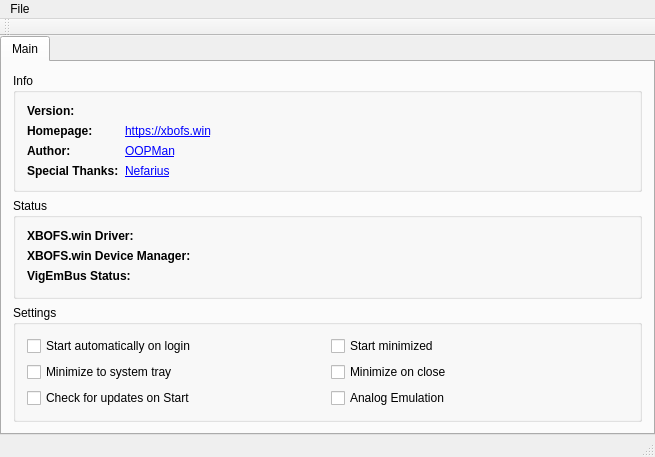
First picture: the form in XBOFS.win.qt5/XBOFSWinQT5GUI.ui, repository OOPMan/XBOFS.win, before the edit.
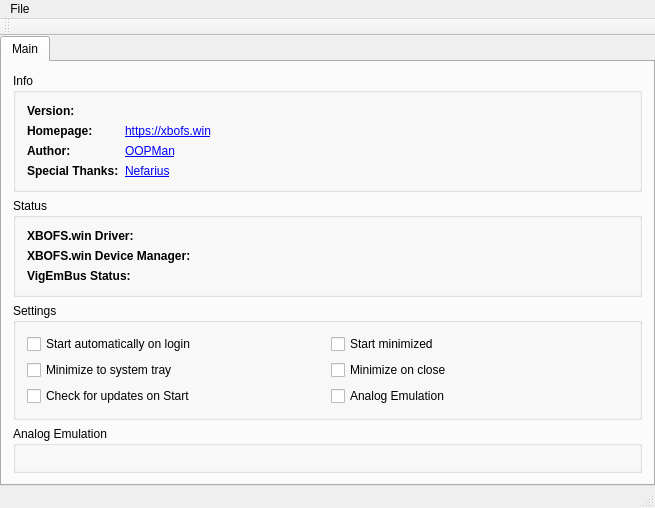
Second picture: the form after the edit. Icons and pictures are not drawn.

Commit message: #18: Added analog emulation section to main tab and hooked up logic to enable/disable this section

```diff
--- a/XBOFS.win.qt5/XBOFSWinQT5GUI.ui
+++ b/XBOFS.win.qt5/XBOFSWinQT5GUI.ui
@@ -174,6 +174,9 @@
         </item>
         <item>
          <widget class="QGroupBox" name="settingsGroupBox">
+          <property name="enabled">
+           <bool>true</bool>
+          </property>
           <property name="title">
            <string>Settings</string>
           </property>
@@ -223,6 +226,21 @@
           </layout>
          </widget>
         </item>
+        <item>
+         <widget class="QGroupBox" name="analogEmulationGroupBox">
+          <property name="enabled">
+           <bool>true</bool>
+          </property>
+          <property name="title">
+           <string>Analog Emulation</string>
+          </property>
+          <layout class="QVBoxLayout" name="verticalLayout_2">
+           <item>
+            <widget class="QWidget" name="analogEmulationSettingsWidget" native="true"/>
+           </item>
+          </layout>
+         </widget>
+        </item>
        </layout>
       </widget>
      </widget>
```
The commit also changes 2 other files.
